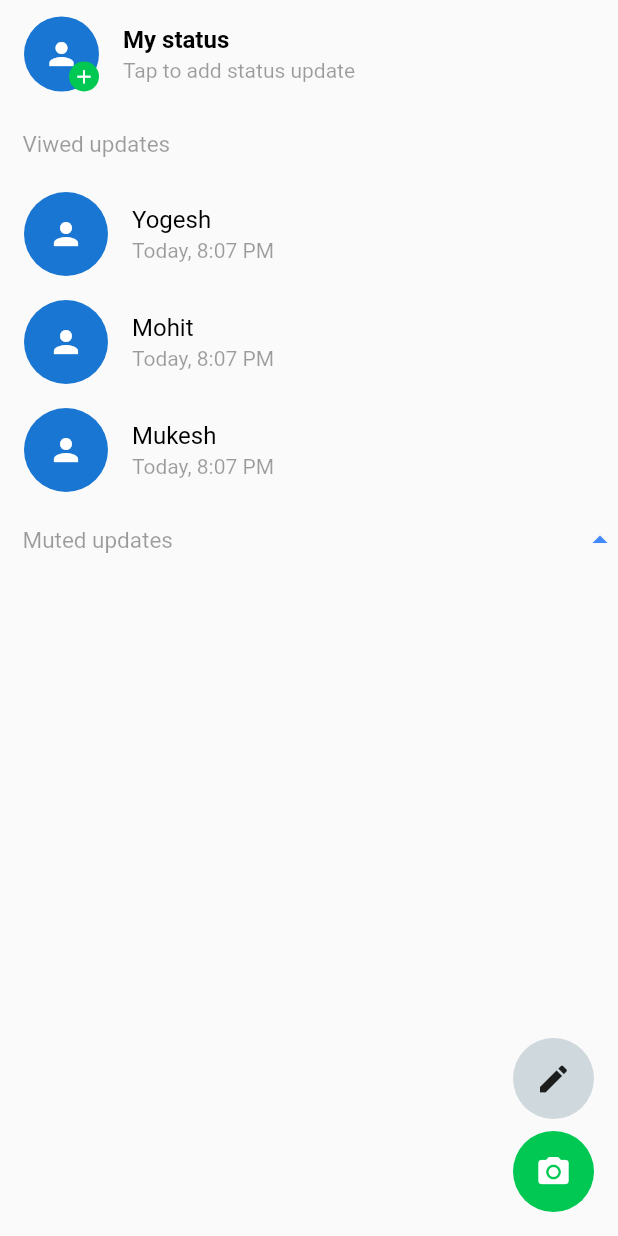
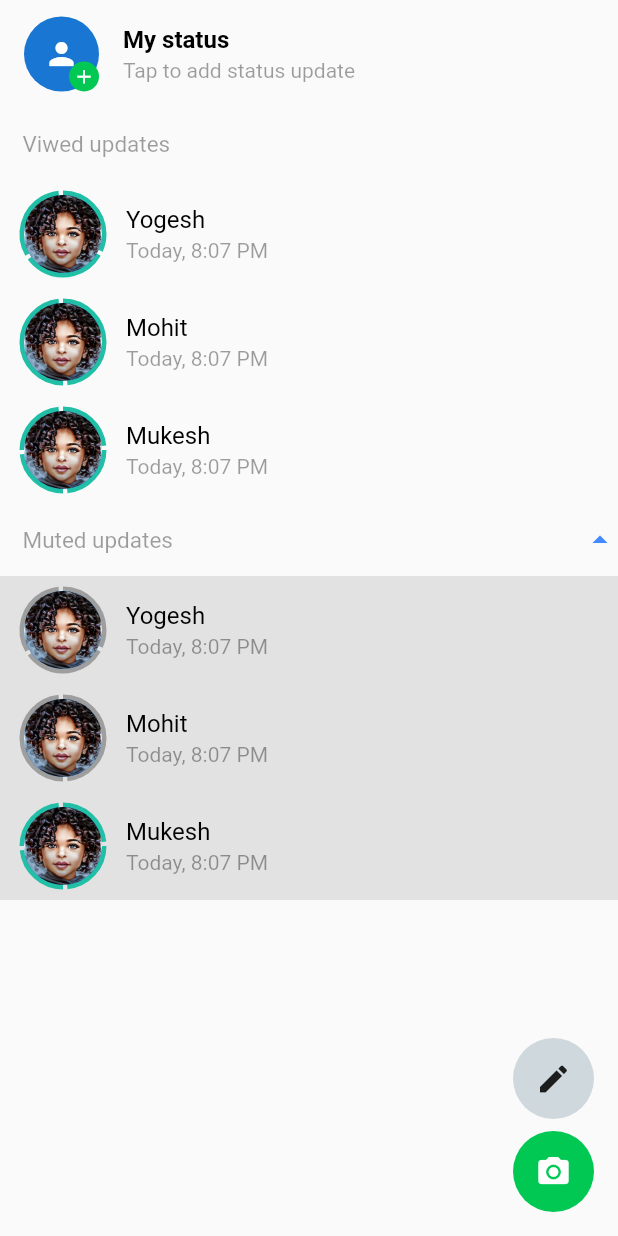
Before and after one commit to Iamdheeraj22/whatsapp_clone, a Flutter app: the StatusScreenPage screen opened directly, after a tap on "Muted updates", on a phone screen of 412 x 824 dp. Run offline on Flutter 3.47's test engine with Material 2 defaults, Android fonts, the phone set to English and light mode, and no system bars; our stand-ins replace camera, emoji_picker_flutter, video_player.

Commit message:
draw circle on status functionality & designing (done)

```diff
--- a/lib/CustomUI/StatusPage/OtherStatus.dart
+++ b/lib/CustomUI/StatusPage/OtherStatus.dart
@@ -1,19 +1,32 @@
+import 'dart:math';
+
 import 'package:flutter/material.dart';
 
 class OtherStatus extends StatelessWidget {
   String name = "";
   String time = "";
-  OtherStatus({Key? key,required this.name,required this.time}) : super(key: key);
+  bool seen = false;
+  int totalNum = 1;
+  OtherStatus(
+      {Key? key,
+      required this.name,
+      required this.time,
+      required this.seen,
+      required this.totalNum})
+      : super(key: key);
 
   @override
   Widget build(BuildContext context) {
     return ListTile(
-      leading: CircleAvatar(
-        radius: 28,
-        child: Icon(Icons.person),
+      leading: CustomPaint(
+        painter: StatusPainter(seen, totalNum),
+        child: CircleAvatar(
+          radius: 26,
+          backgroundImage: AssetImage("assets/1.jpeg"),
+        ),
       ),
       title: Text(
-       name,
+        name,
         style: TextStyle(color: Colors.black, fontSize: 16),
       ),
       subtitle: Text(
@@ -23,3 +36,42 @@ class OtherStatus extends StatelessWidget {
     );
   }
 }
+
+class StatusPainter extends CustomPainter {
+  bool isSeen;
+  int totalNum;
+  StatusPainter(this.isSeen, this.totalNum);
+  @override
+  void paint(Canvas canvas, Size size) {
+    final Paint paint = Paint();
+    paint.isAntiAlias = true;
+    paint.strokeWidth = 6.0;
+    paint.color = isSeen ? Colors.grey : Color(0xff21bfa6);
+    paint.style = PaintingStyle.stroke;
+    draw_arc(canvas, size, paint);
+  }
+
+  void draw_arc(Canvas canvas, Size size, Paint paint) {
+    if (totalNum == 1) {
+      canvas.drawArc(Rect.fromLTWH(0.0, 0.0, size.width, size.height),
+          degree_to_angle(0), degree_to_angle(360), false, paint);
+    } else {
+      double degree = -90;
+      double arc = 360 / totalNum;
+      for (var i = 0; i < totalNum; i++) {
+        canvas.drawArc(Rect.fromLTWH(0.0, 0.0, size.width, size.height),
+            degree_to_angle(degree), degree_to_angle(arc - 6), false, paint);
+        degree += arc;
+      }
+    }
+  }
+
+  @override
+  bool shouldRepaint(covariant CustomPainter oldDelegate) {
+    return true;
+  }
+}
+
+degree_to_angle(double degree) {
+  return degree * pi / 180;
+}
--- a/lib/Pages/HomePages/StatusScreenPage.dart
+++ b/lib/Pages/HomePages/StatusScreenPage.dart
@@ -46,15 +46,13 @@ class _StatusScreenPageState extends State<StatusScreenPage> {
           OtherStatus(
             name: "Yogesh",
             time: "Today, 8:07 PM",
+            seen: false,
+            totalNum: 3,
           ),
           OtherStatus(
-            name: "Mohit",
-            time: "Today, 8:07 PM",
-          ),
+              name: "Mohit", time: "Today, 8:07 PM", seen: false, totalNum: 2),
           OtherStatus(
-            name: "Mukesh",
-            time: "Today, 8:07 PM",
-          ),
+              name: "Mukesh", time: "Today, 8:07 PM", seen: false, totalNum: 4),
           InkWell(
             onTap: () {
               setState(() {
@@ -70,7 +68,32 @@ class _StatusScreenPageState extends State<StatusScreenPage> {
               )
             ]),
           ),
-          customBox(width: 20)
+          Container(
+            color: Color.fromARGB(255, 226, 226, 226),
+            child: Visibility(
+                visible: isMutedShow,
+                child: ListView(
+                  shrinkWrap: true,
+                  children: [
+                    OtherStatus(
+                      name: "Yogesh",
+                      time: "Today, 8:07 PM",
+                      seen: true,
+                      totalNum: 3,
+                    ),
+                    OtherStatus(
+                        name: "Mohit",
+                        time: "Today, 8:07 PM",
+                        seen: true,
+                        totalNum: 2),
+                    OtherStatus(
+                        name: "Mukesh",
+                        time: "Today, 8:07 PM",
+                        seen: false,
+                        totalNum: 4),
+                  ],
+                )),
+          )
         ],
       )),
     );
--- a/pubspec.yaml
+++ b/pubspec.yaml
@@ -64,7 +64,8 @@ flutter:
   uses-material-design: true
 
   # To add assets to your application, add an assets section, like this:
-  # assets:
+  assets:
+    - assets/
   #   - images/a_dot_burr.jpeg
   #   - images/a_dot_ham.jpeg
 
```
Also changed, not shown: assets/1.jpeg (added).
